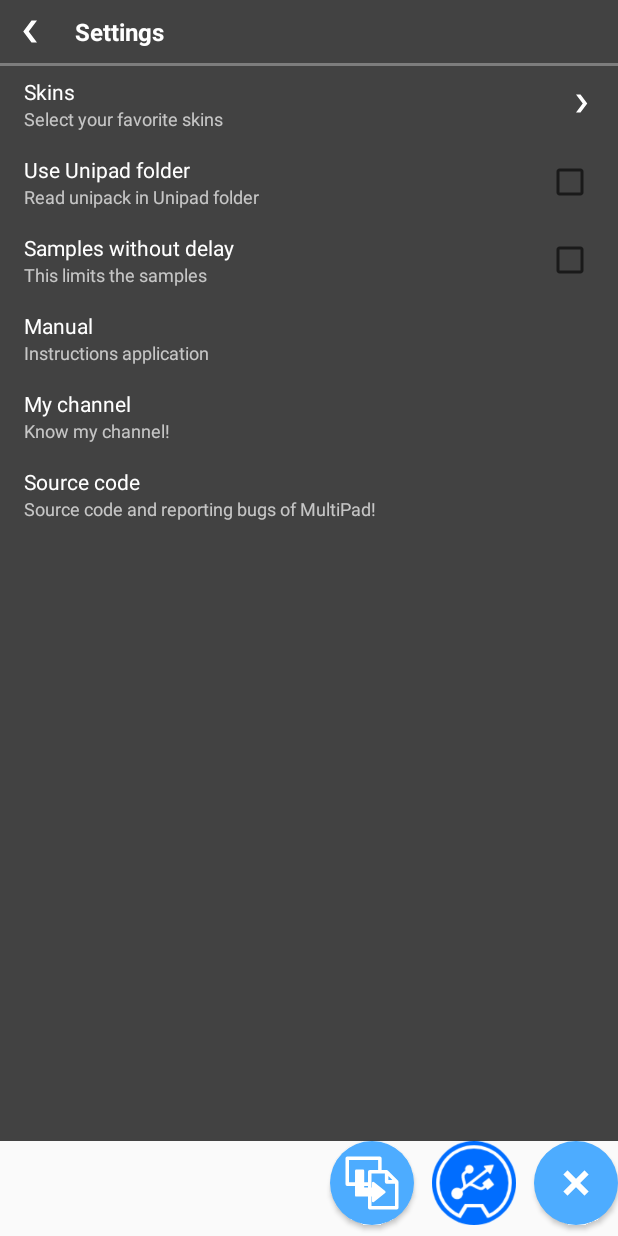
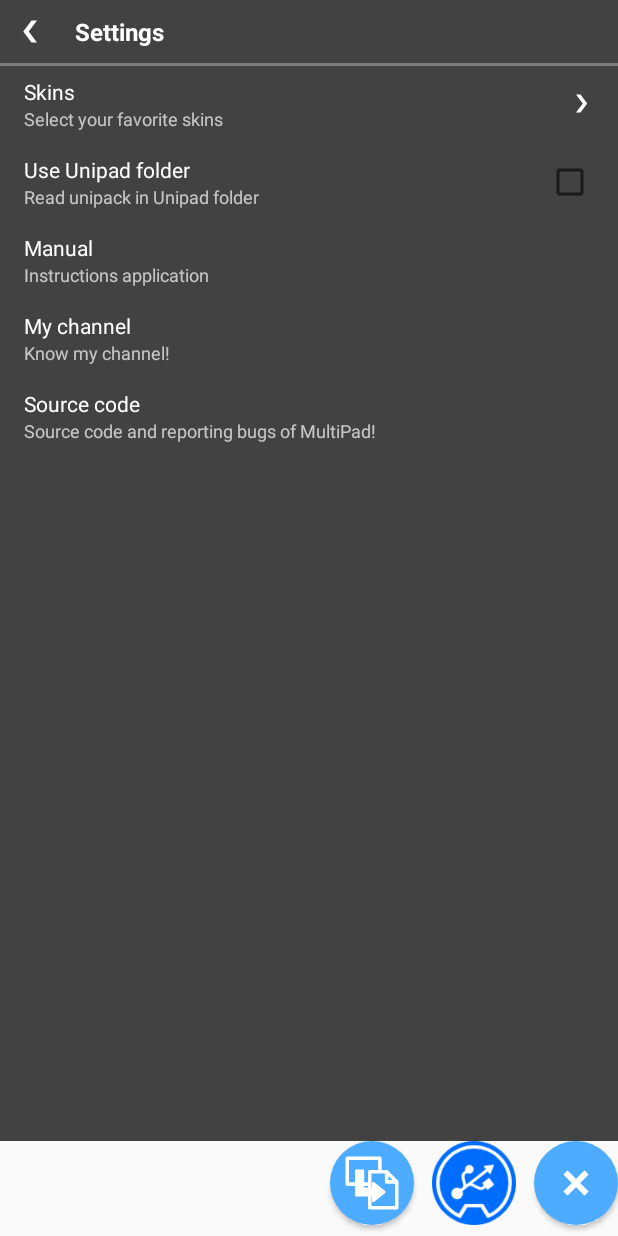
Before and after one commit to MultiPad-Project/MultiPad, an Android app: the layout main_float_menu.xml on its own in the app's theme, with its tools: preview values and no code run, on a phone screen of 412 x 824 dp. Run offline under Robolectric (Android 15) with nearby library versions, the phone set to English and light mode, and no system bars.

Commit message:
Pequenas mudanças visuais e resoluções de bugs.

```diff
--- a/app/src/main/AndroidManifest.xml
+++ b/app/src/main/AndroidManifest.xml
@@ -23,7 +23,7 @@
         android:theme="@style/FullScreenApp" >
         <activity
             android:name="com.xayup.multipad.MainActivity"
-            android:configChanges="touchscreen|keyboard|keyboardHidden|navigation|    screenLayout|fontScale|uiMode|orientation|density|screenSize|smallestScreenSize"
+            android:configChanges="touchscreen|keyboard|keyboardHidden|navigation|screenLayout|fontScale|uiMode|orientation|density|screenSize|smallestScreenSize"
             android:label="@string/app_name"
             android:screenOrientation="sensorLandscape"
             android:theme="@style/FullScreenApp"
@@ -36,7 +36,7 @@
         </activity>
         <activity
             android:name="com.xayup.multipad.PlayPads"
-            android:configChanges="touchscreen|keyboard|keyboardHidden|navigation|    screenLayout|fontScale|uiMode|orientation|density|screenSize|smallestScreenSize"
+            android:configChanges="touchscreen|keyboard|keyboardHidden|navigation|screenLayout|fontScale|uiMode|orientation|density|screenSize|smallestScreenSize"
             android:label="play"
             android:screenOrientation="sensorLandscape"
             android:theme="@style/FullScreenApp" >
--- a/app/src/main/java/com/xayup/multipad/PlayPads.java
+++ b/app/src/main/java/com/xayup/multipad/PlayPads.java
@@ -239,6 +239,7 @@ public class PlayPads extends Activity {
 		}
 		XayUpFunctions.stopSounds();
 		SkinTheme.inplayPads = false;
+        mSoundLoader.release();
 		glows = null;
 	}
 
@@ -1036,7 +1037,7 @@ public class PlayPads extends Activity {
 		alertExit.setView(onExitDialog);
 		AlertDialog alertDialog = alertExit.create();
 		XayUpFunctions.showDiagInFullscreen(alertDialog);
-		alertDialog.getWindow().setLayout(500, WindowManager.LayoutParams.MATCH_PARENT);
+		alertDialog.getWindow().setLayout(MainActivity.height, WindowManager.LayoutParams.MATCH_PARENT);
 		alertDialog.getWindow().setGravity(Gravity.RIGHT);
 	}
 }
--- a/app/src/main/java/com/xayup/multipad/Readers.java
+++ b/app/src/main/java/com/xayup/multipad/Readers.java
@@ -454,6 +454,9 @@ public class Readers {
 			    return (name.substring(name.indexOf(".")).equals(FILE_EXTENSION));
 			}
 		});
+        if(file_ct_name == null){
+            return null;
+        }
 		return new ArrayAdapter<String>(context, R.layout.simple_list_item, file_ct_name);
 	}
 }
--- a/app/src/main/java/com/xayup/multipad/UsbDeviceActivity.java
+++ b/app/src/main/java/com/xayup/multipad/UsbDeviceActivity.java
@@ -178,11 +178,11 @@ public class UsbDeviceActivity extends Activity {
                                             outPort = 1;
                                             MidiStaticVars.midiInput.onSend(
                                                     bytes, offset, numBytes, 0);
-                                            break;
+                                            break;/*
                                         case LP_PRO_MK3:
                                             break;
                                         case LP_MK2:
-                                            break;
+                                            break;*/
                                         default:
                                             if (midiDevice.getInfo().getInputPortCount() > 0)
                                                 MidiStaticVars.midiInput =
--- a/app/src/main/java/com/xayup/multipad/XayUpFunctions.java
+++ b/app/src/main/java/com/xayup/multipad/XayUpFunctions.java
@@ -13,6 +13,7 @@ import android.widget.ImageView;
 import android.widget.LinearLayout;
 import android.widget.ProgressBar;
 import com.xayup.multipad.PlayPads;
+import com.xayup.multipad.SkinTheme;
 import java.io.IOException;
 
 public class XayUpFunctions {
@@ -148,5 +149,6 @@ public class XayUpFunctions {
 		for (int i = 0; i < SkinTheme.chainsled.size(); i++) {
 			SkinTheme.chainsled.get(i).setVisibility(visibility);
 		}
+        SkinTheme.logo.setVisibility(visibility);
 	}
 }
--- a/app/src/main/res/layout/main_floating_menu_main.xml
+++ b/app/src/main/res/layout/main_floating_menu_main.xml
@@ -82,48 +82,6 @@
 
             <CheckBox
                 android:id="@+id/main_floating_menu_useunipadfolder_check"
-                android:layout_width="wrap_content"
-                android:layout_height="wrap_content"
-                android:layout_alignParentRight="true"
-                android:layout_centerVertical="true"
-                android:clickable="false"
-                android:typeface="monospace" />
-        </RelativeLayout>
-
-        <RelativeLayout
-            android:id="@+id/main_floating_item_usesoundpool"
-            android:layout_width="match_parent"
-            android:layout_height="wrap_content"
-            android:background="@drawable/inter_main_floating_item"
-            android:clickable="true"
-            android:orientation="vertical"
-            android:paddingBottom="8dp"
-            android:paddingLeft="16dp"
-            android:paddingRight="16dp"
-            android:paddingTop="8dp" >
-
-            <TextView
-                android:id="@+id/main_floating_item_usesoundpool_title"
-                android:layout_width="wrap_content"
-                android:layout_height="wrap_content"
-                android:layout_alignParentLeft="true"
-                android:layout_alignParentTop="true"
-                android:text="@string/use_soundpool_title"
-                android:textColor="@color/primary_text_default_material_dark"
-                android:textSize="14dp" />
-
-            <TextView
-                android:id="@+id/main_floating_item_usesoundpool_subtitle"
-                android:layout_width="wrap_content"
-                android:layout_height="wrap_content"
-                android:layout_alignParentLeft="true"
-                android:layout_below="@id/main_floating_item_usesoundpool_title"
-                android:text="@string/use_soundpool_subtitle"
-                android:textColor="@color/secondary_text_material_dark"
-                android:textSize="12dp" />
-
-            <CheckBox
-                android:id="@+id/main_floating_menu_usesoundpool_check"
                 android:layout_width="wrap_content"
                 android:layout_height="wrap_content"
                 android:layout_alignParentRight="true"
--- a/app/src/main/res/values/strings.xml
+++ b/app/src/main/res/values/strings.xml
@@ -15,7 +15,7 @@
     <string name="skins">Skins</string>
     <string name="skins_subtitle">Select your favorite skins</string>
     <string name="default_skin">Default Skin</string>
-    <string name="app_version">2.0</string>
+    <string name="app_version">2.2</string>
     <string name="use_unipad_folder">Use Unipad folder</string>
     <string name="use_unipad_folder_subtitle">Read unipack in Unipad folder</string>
     <string name="use_soundpool_title">Samples without delay</string>
```
Also changed, not shown: app/src/main/java/com/xayup/multipad/MainActivity.java (+0 -20 lines), app/src/main/java/com/xayup/multipad/MakePads.java (+2 -47 lines), app/src/main/java/com/xayup/multipad/SoundLoader.java (+22 -9 lines), 1 other file.
